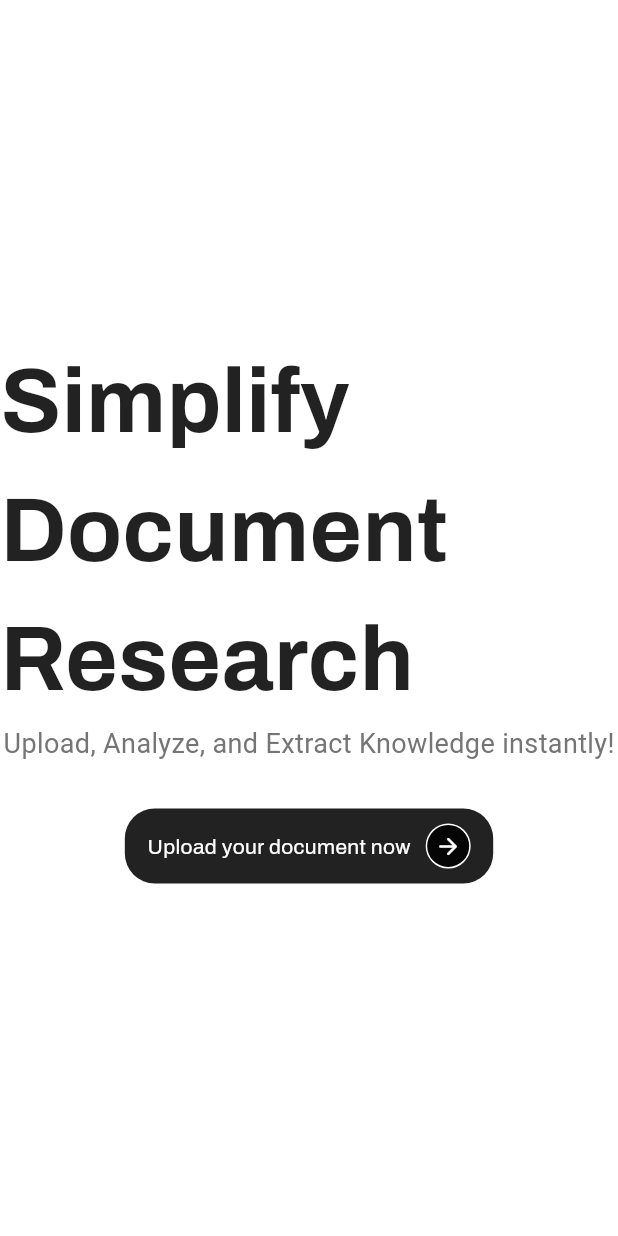
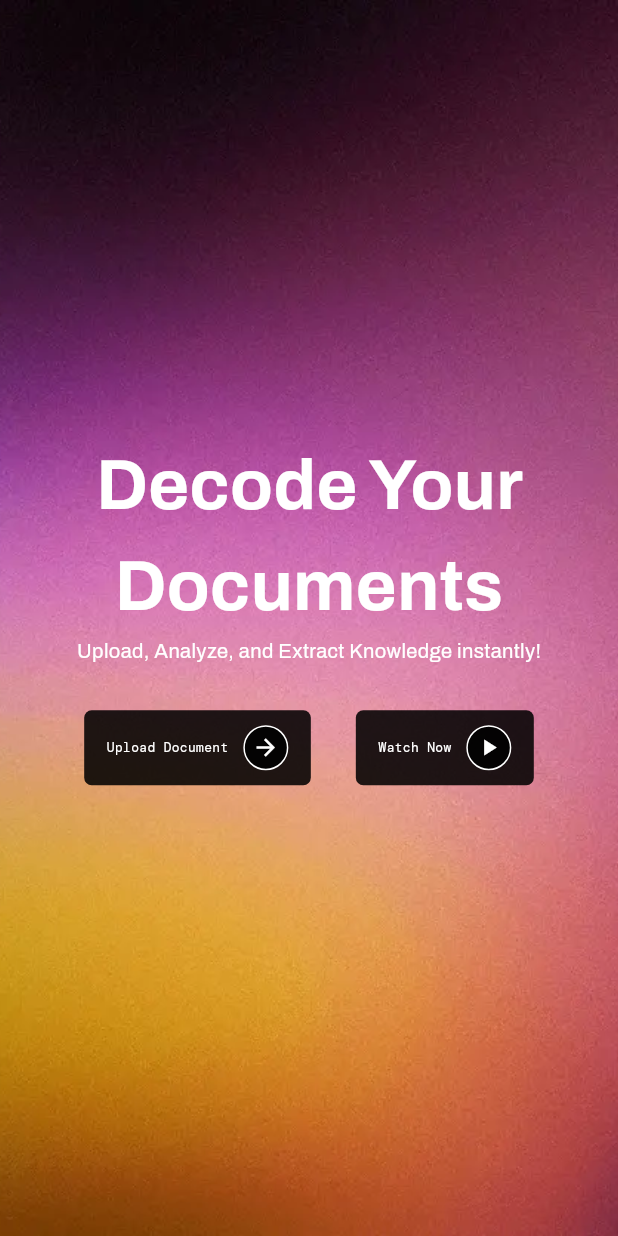
Before and after one commit to RishiAhuja/PDF-parser, a Flutter app: the screen it shows after launch, on a phone screen of 412 x 824 dp. Run offline on Flutter 3.47's test engine with Material 3 defaults, Android fonts, the phone set to English and light mode, and no system bars; our stand-ins replace cloud_firestore, file_picker, firebase_core, firebase_storage, google_fonts, google_generative_ai and 1 more; missing offline and left inert: google_gemini, syncfusion_flutter_pdf; accounts and stored records are empty.

Commit message:
UI/UX and encapsulation

```diff
--- a/lib/main.dart
+++ b/lib/main.dart
@@ -2,12 +2,13 @@ import 'dart:typed_data';
 
 import 'package:flutter/material.dart';
 import 'package:firebase_core/firebase_core.dart';
-// import 'package:flutter_gemini/flutter_gemini.dart';
 import 'package:google_fonts/google_fonts.dart';
 import 'package:google_gemini/google_gemini.dart';
 import 'package:google_generative_ai/google_generative_ai.dart';
 import 'package:pdf_parser/constants/constants.dart';
 import 'package:pdf_parser/screens/query_screen.dart';
+import 'package:pdf_parser/widgets/front_button.dart';
+import 'package:sizer/sizer.dart';
 
 import 'firebase_options.dart';
 
@@ -29,6 +30,8 @@ class MyApp extends StatelessWidget {
   // This widget is the root of your application.
   @override
   Widget build(BuildContext context) {
+    return Sizer(
+      builder: (context, orientation, deviceType) {
         return MaterialApp(
             title: 'PDF parser',
             debugShowCheckedModeBanner: false,
@@ -36,7 +39,9 @@ class MyApp extends StatelessWidget {
               colorScheme: ColorScheme.fromSeed(seedColor: Colors.deepPurple),
               useMaterial3: true,
             ),
-        home: MyHomePage());
+            home: const MyHomePage());
+      },
+    );
   }
 }
 
@@ -56,8 +61,8 @@ class _MyHomePageState extends State<MyHomePage> {
   bool isLoading = false;
   String loadingText = "Trying to extract data from the PDF";
   String? extractedText;
+  Uint8List? pickedBytes;
 
-  Uint8List? pickedBytes;
   @override
   Widget build(BuildContext context) {
     return Scaffold(
@@ -79,72 +84,53 @@ class _MyHomePageState extends State<MyHomePage> {
                 ],
               ),
             )
-          : Center(
+          : Container(
+              decoration: const BoxDecoration(
+                image: DecorationImage(
+                  image: AssetImage("assets/images/background.webp"),
+                  fit: BoxFit
+                      .cover, // Ensures the image covers the entire container
+                ),
+              ),
+              child: Center(
                 child: Column(
                   mainAxisAlignment: MainAxisAlignment.center,
+                  crossAxisAlignment: CrossAxisAlignment.center,
                   children: <Widget>[
                     Text(
-                    "Simplify Document Research",
+                      "Decode Your Documents",
+                      textAlign: TextAlign.center,
                       style: GoogleFonts.archivo(
-                        color: Colors.black87,
-                        fontSize: 60,
-                        fontWeight: FontWeight.bold),
+                        color: Colors.white,
+                        fontSize: 28.sp,
+                        fontWeight: FontWeight.bold,
+                      ),
                     ),
                     Text(
                       "Upload, Analyze, and Extract Knowledge instantly!",
-                    style: GoogleFonts.roboto(
-                        color: Colors.grey[600],
-                        fontSize: 18,
+                      style: GoogleFonts.archivo(
+                          color: Colors.white,
+                          fontSize: 15.sp,
                           fontWeight: FontWeight.w400),
                     ),
                     const SizedBox(
                       height: 20,
                     ),
-                  GestureDetector(
-                    onTap: () => pickPDF(context),
-                    child: Row(
-                      mainAxisSize: MainAxisSize
-                          .min, // This ensures the Row takes minimum width
+                    Row(
+                      mainAxisAlignment: MainAxisAlignment.center,
                       children: [
-                        Container(
-                          alignment: Alignment.center,
-                          padding: const EdgeInsets.symmetric(
-                              horizontal: 15, vertical: 10),
-                          margin: const EdgeInsets.symmetric(
-                              horizontal: 15, vertical: 10),
-                          decoration: BoxDecoration(
-                            borderRadius: BorderRadius.circular(20),
-                            color: Colors.black87,
-                          ),
-                          child: Row(
-                            mainAxisSize: MainAxisSize.min,
-                            children: [
-                              Text(
-                                "Upload your document now",
-                                style: GoogleFonts.archivo(color: Colors.white),
-                              ),
-                              const SizedBox(
-                                width: 10,
-                              ),
-                              Container(
-                                  padding: const EdgeInsets.all(5),
-                                  alignment: Alignment.center,
-                                  decoration: BoxDecoration(
-                                    borderRadius: BorderRadius.circular(100),
-                                    border: Border.all(
-                                        color: Constants.backgroundColor),
-                                    color: Colors.black87,
-                                  ),
-                                  child: Icon(Icons.arrow_forward_rounded,
-                                      size: 18,
-                                      color: Constants.backgroundColor)),
+                        FrontWidget(
+                            text: "Upload Document",
+                            onPressed: () => pickPDF(context),
+                            iconData: Icons.arrow_forward),
+                        FrontWidget(
+                            text: "Watch Now",
+                            onPressed: () => Future.delayed(Duration.zero),
+                            iconData: Icons.play_arrow)
+                      ],
+                    )
                   ],
                 ),
-                        ),
-                      ],
-                    ),
-                  )
-                ],
               ),
             ),
     );
--- /dev/null
+++ b/lib/widgets/front_button.dart
@@ -0,0 +1,81 @@
+import 'package:flutter/material.dart';
+import 'package:google_fonts/google_fonts.dart';
+import 'package:pdf_parser/constants/constants.dart';
+import 'package:sizer/sizer.dart';
+
+class FrontWidget extends StatefulWidget {
+  const FrontWidget(
+      {super.key,
+      required this.text,
+      required this.onPressed,
+      required this.iconData});
+
+  final String text;
+  final void Function() onPressed;
+  final IconData iconData;
+  @override
+  State<FrontWidget> createState() => _FrontWidgetState();
+}
+
+class _FrontWidgetState extends State<FrontWidget> {
+  bool isHoveredUpload = false;
+  bool isHoveredDemo = false;
+  @override
+  Widget build(BuildContext context) {
+    return MouseRegion(
+      cursor: SystemMouseCursors.click,
+      onEnter: (_) => setState(() => isHoveredDemo = true),
+      onExit: (_) => setState(() => isHoveredDemo = false),
+      child: GestureDetector(
+        onTap: () => widget.onPressed(),
+        child: Row(
+          mainAxisSize:
+              MainAxisSize.min, // This ensures the Row takes minimum width
+          children: [
+            Container(
+              alignment: Alignment.center,
+              padding: const EdgeInsets.symmetric(horizontal: 15, vertical: 10),
+              margin: const EdgeInsets.symmetric(horizontal: 15, vertical: 10),
+              decoration: BoxDecoration(
+                borderRadius: BorderRadius.circular(5),
+                color: Colors.black87,
+                boxShadow: isHoveredDemo
+                    ? [
+                        BoxShadow(
+                          color: Colors.white.withOpacity(0.5),
+                          blurRadius: 20, // Adjusts the glow effect
+                          spreadRadius: 5, // Adjusts how far the glow spreads
+                        ),
+                      ]
+                    : [],
+              ),
+              child: Row(
+                mainAxisSize: MainAxisSize.min,
+                children: [
+                  Text(
+                    widget.text,
+                    style: GoogleFonts.dmMono(
+                        color: Colors.white, fontSize: 12.sp),
+                  ),
+                  const SizedBox(
+                    width: 10,
+                  ),
+                  Container(
+                      padding: const EdgeInsets.all(5),
+                      alignment: Alignment.center,
+                      decoration: BoxDecoration(
+                        borderRadius: BorderRadius.circular(100),
+                        border: Border.all(color: Constants.backgroundColor),
+                        color: Colors.black87,
+                      ),
+                      child: Icon(widget.iconData,
+                          size: 18, color: Constants.backgroundColor)),
+                ],
+              ),
+            ),
+          ],
+        ),
+      ),
+    );
+  }
+}
```
Also changed, not shown: lib/constants/query.dart (added, +50 -0 lines), lib/screens/query_screen.dart (+119 -148 lines), pubspec.yaml (+3 -27 lines), assets/images/background.webp (added), pubspec.lock, 2 other files. Lines whose indentation alone changed are shown as unchanged.
